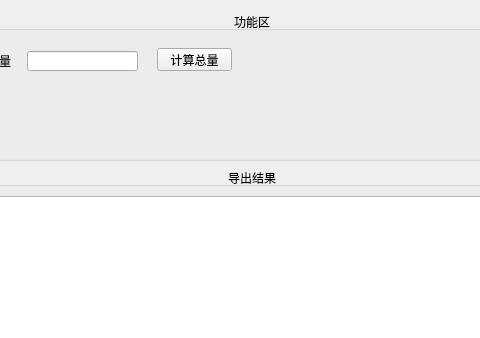
First picture: the form in ui/export.ui, repository originalMemory/formula-manager, before the edit; both pictures show x 344 to 824 and y 0 to 338 of the 1193 by 849 pixel window.
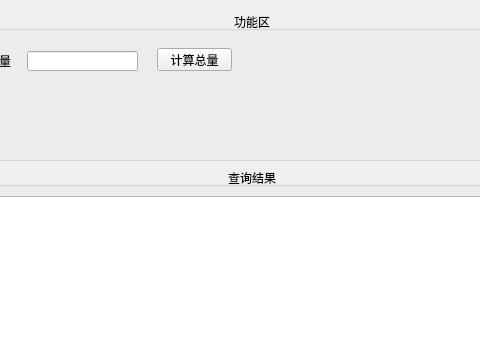
Second picture: the form after the edit.

Commit message: MOD: excel 导出逻辑

Patch:
```diff
--- a/ui/export.ui
+++ b/ui/export.ui
@@ -141,7 +141,7 @@
    <item>
     <widget class="QGroupBox" name="groupBox_2">
      <property name="title">
-      <string>导出结果</string>
+      <string>查询结果</string>
      </property>
      <property name="alignment">
       <set>Qt::AlignCenter</set>
```
The commit also changes 2 other files.
